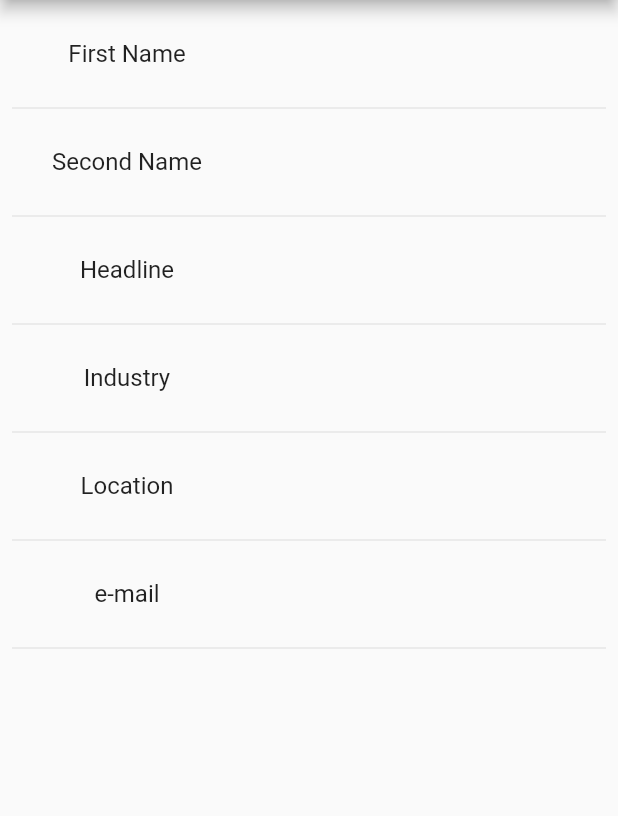
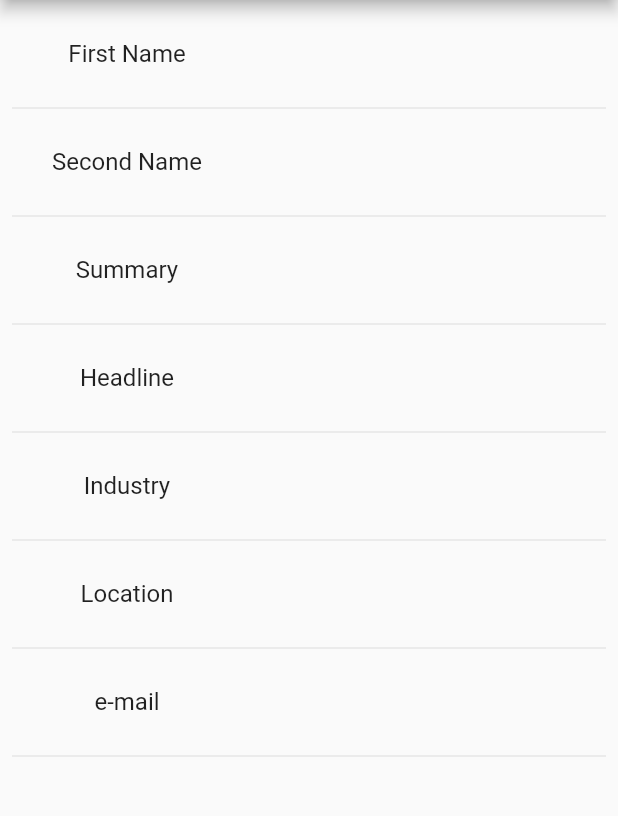
Before and after one commit to bjadczak/LRGTool, a Flutter app: the EditProfileData screen opened directly with empty values, on a phone screen of 412 x 824 dp, the part 84-900 px from its top. Run offline on Flutter 3.47's test engine with Material 2 defaults, Android fonts, the phone set to English and light mode, and no system bars; our stand-ins replace csv, file_picker, firebase_auth, firebase_core, flutter_dotenv, flutter_speed_dial and 1 more; accounts and stored records are empty.

Commit message:
Add default values to field edit dialog

```diff
--- a/lib/edit_data_screen.dart
+++ b/lib/edit_data_screen.dart
@@ -146,7 +146,7 @@ class _EditProfileDataState extends State<EditProfileData> {
           _data.firstName,
           () => showDialog(
                 context: context,
-                builder: (context) => const Dialog("First Name"),
+                builder: (context) => Dialog("First Name", _data.firstName),
               ).then((valueFromDialog) {
                 if (valueFromDialog != null) {
                   setState(() {
@@ -160,7 +160,7 @@ class _EditProfileDataState extends State<EditProfileData> {
           _data.secondName,
           () => showDialog(
                 context: context,
-                builder: (context) => const Dialog("Second Name"),
+                builder: (context) => Dialog("Second Name", _data.secondName),
               ).then((valueFromDialog) {
                 if (valueFromDialog != null) {
                   setState(() {
@@ -170,11 +170,25 @@ class _EditProfileDataState extends State<EditProfileData> {
               })),
       const Divider(),
       getTile(
+          'Summary',
+          _data.summary,
+          () => showDialog(
+                context: context,
+                builder: (context) => Dialog("Summary", _data.summary),
+              ).then((valueFromDialog) {
+                if (valueFromDialog != null) {
+                  setState(() {
+                    _data.summary = valueFromDialog;
+                  });
+                }
+              })),
+      const Divider(),
+      getTile(
           'Headline',
           _data.headline,
           () => showDialog(
                 context: context,
-                builder: (context) => const Dialog("Headline"),
+                builder: (context) => Dialog("Headline", _data.headline),
               ).then((valueFromDialog) {
                 if (valueFromDialog != null) {
                   setState(() {
@@ -188,7 +202,7 @@ class _EditProfileDataState extends State<EditProfileData> {
           _data.industry,
           () => showDialog(
                 context: context,
-                builder: (context) => const Dialog("Industry"),
+                builder: (context) => Dialog("Industry", _data.industry),
               ).then((valueFromDialog) {
                 if (valueFromDialog != null) {
                   setState(() {
@@ -202,7 +216,7 @@ class _EditProfileDataState extends State<EditProfileData> {
           _data.location,
           () => showDialog(
                 context: context,
-                builder: (context) => const Dialog("Location"),
+                builder: (context) => Dialog("Location", _data.location),
               ).then((valueFromDialog) {
                 if (valueFromDialog != null) {
                   setState(() {
@@ -216,7 +230,7 @@ class _EditProfileDataState extends State<EditProfileData> {
           _data.email,
           () => showDialog(
                 context: context,
-                builder: (context) => const Dialog("e-mail"),
+                builder: (context) => Dialog("e-mail", _data.email),
               ).then((valueFromDialog) {
                 if (valueFromDialog != null) {
                   setState(() {
@@ -320,7 +334,7 @@ class _EditPositions extends State<EditPositions> {
           posData.companyName,
           () => showDialog(
             context: context,
-            builder: (context) => const Dialog("Company Name"),
+            builder: (context) => Dialog("Company Name", posData.companyName),
           ).then(
             (valueFromDialog) {
               if (valueFromDialog != null) {
@@ -342,7 +356,7 @@ class _EditPositions extends State<EditPositions> {
           posData.title,
           () => showDialog(
             context: context,
-            builder: (context) => const Dialog("Title"),
+            builder: (context) => Dialog("Title", posData.title),
           ).then(
             (valueFromDialog) {
               if (valueFromDialog != null) {
@@ -364,7 +378,7 @@ class _EditPositions extends State<EditPositions> {
           posData.description,
           () => showDialog(
             context: context,
-            builder: (context) => const Dialog("Description"),
+            builder: (context) => Dialog("Description", posData.description),
           ).then(
             (valueFromDialog) {
               if (valueFromDialog != null) {
@@ -386,7 +400,7 @@ class _EditPositions extends State<EditPositions> {
           posData.location,
           () => showDialog(
             context: context,
-            builder: (context) => const Dialog("Location"),
+            builder: (context) => Dialog("Location", posData.location),
           ).then(
             (valueFromDialog) {
               if (valueFromDialog != null) {
@@ -531,7 +545,7 @@ class _EditEducations extends State<EditEducations> {
           eduData.schoolName,
           () => showDialog(
             context: context,
-            builder: (context) => const Dialog("School Name"),
+            builder: (context) => Dialog("School Name", eduData.schoolName),
           ).then(
             (valueFromDialog) {
               if (valueFromDialog != null) {
@@ -553,7 +567,7 @@ class _EditEducations extends State<EditEducations> {
           eduData.degree,
           () => showDialog(
             context: context,
-            builder: (context) => const Dialog("Degree"),
+            builder: (context) => Dialog("Degree", eduData.degree),
           ).then(
             (valueFromDialog) {
               if (valueFromDialog != null) {
@@ -575,7 +589,7 @@ class _EditEducations extends State<EditEducations> {
           eduData.course,
           () => showDialog(
             context: context,
-            builder: (context) => const Dialog("Course"),
+            builder: (context) => Dialog("Course", eduData.course),
           ).then(
             (valueFromDialog) {
               if (valueFromDialog != null) {
@@ -667,7 +681,7 @@ class _EditSkills extends State<EditSkills> {
   Widget build(BuildContext context) {
     return Scaffold(
       appBar: AppBar(
-        title: const Text('Edit Profile'),
+        title: const Text('Edit Skills'),
         leading: BackButton(
           onPressed: () => Navigator.pop(context, _data),
         ),
@@ -682,7 +696,7 @@ class _EditSkills extends State<EditSkills> {
         child: const Icon(Icons.plus_one),
         onPressed: () => showDialog(
           context: context,
-          builder: (context) => const Dialog("New Skill"),
+          builder: (context) => const Dialog("New Skill", ""),
         ).then(
           (valueFromDialog) {
             if (valueFromDialog != null) {
@@ -728,7 +742,7 @@ class _EditSkills extends State<EditSkills> {
         title: Center(child: Text(skillData.skill)),
         onTap: () => showDialog(
           context: context,
-          builder: (context) => const Dialog("Skill"),
+          builder: (context) => Dialog("Skill", skillData.skill),
         ).then(
           (valueFromDialog) {
             if (valueFromDialog != null) {
@@ -755,18 +769,22 @@ class Dialog extends StatefulWidget {
   State<Dialog> createState() => _DialogState();
 
   final String field;
+  final String? content;
 
-  const Dialog(this.field, {super.key});
+  const Dialog(this.field, this.content, {super.key});
 }
 
 class _DialogState extends State<Dialog> {
   String field = "";
   String content = "";
+  late TextEditingController _controller;
 
   @override
   void initState() {
     super.initState();
     field = widget.field;
+    content = widget.content ?? "";
+    _controller = new TextEditingController(text: content);
   }
 
   @override
@@ -775,6 +793,7 @@ class _DialogState extends State<Dialog> {
       title: Text(field),
       content: TextField(
         maxLines: null,
+        controller: _controller,
         onChanged: (value) => setState(() {
           content = value;
         }),
--- a/lib/linkedin_data_structs.dart
+++ b/lib/linkedin_data_structs.dart
@@ -66,16 +66,18 @@ class ProfileData {
   String industry;
   String location;
   String email;
+  String summary;
 
   ProfileData(this.firstName, this.secondName, this.headline, this.industry,
-      this.location, this.email);
+      this.location, this.email, this.summary);
   ProfileData.empty()
       : firstName = "",
         secondName = "",
         headline = "",
         industry = "",
         location = "",
-        email = "";
+        email = "",
+        summary = "";
   void debugPrint() {
     print(
         "Profile of ${firstName} ${secondName}. ${headline} ${industry} ${location}. Email: ${email}");
@@ -87,7 +89,8 @@ class ProfileData {
         headline.isEmpty &&
         industry.isEmpty &&
         location.isEmpty &&
-        email.isEmpty;
+        email.isEmpty &&
+        summary.isEmpty;
   }
 }
 
@@ -270,7 +273,8 @@ class CvData {
         email = "";
       }
 
-      outData = ProfileData(row[0], row[1], row[5], row[7], row[9], email);
+      outData =
+          ProfileData(row[0], row[1], row[5], row[7], row[9], email, row[6]);
     } on Exception catch (e, stacktrace) {
       print('Exception: ' + e.toString());
       print('Stacktrace: ' + stacktrace.toString());
@@ -358,6 +362,7 @@ class CvData {
     items.add(HeadingItem("Profile data"));
     items.add(MessageItem(
         "${profileData.firstName} ${profileData.secondName}", "Name"));
+    items.add(MessageItem(profileData.summary, "Summary"));
     items.add(MessageItem(profileData.email, "e-mail"));
     items.add(MessageItem(profileData.headline, "Profile headline"));
     items.add(MessageItem(profileData.industry, "Industry"));
```
